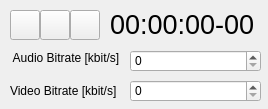
Old version of the form src/video_capture_window.ui in the repository ThKattanek/emu64.
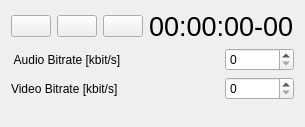
New version of the form. Icons and pictures are not drawn.

```diff
--- a/src/video_capture_window.ui
+++ b/src/video_capture_window.ui
@@ -6,28 +6,51 @@
    <rect>
     <x>0</x>
     <y>0</y>
-    <width>268</width>
-    <height>109</height>
+    <width>300</width>
+    <height>127</height>
    </rect>
   </property>
   <property name="font">
    <font>
-    <weight>50</weight>
     <bold>false</bold>
    </font>
   </property>
   <property name="windowTitle">
    <string>Video Aufnahme</string>
   </property>
+  <layout class="QGridLayout" name="gridLayout">
+   <item row="0" column="2">
+    <widget class="QPushButton" name="CaptureStop">
+     <property name="enabled">
+      <bool>true</bool>
+     </property>
+     <property name="focusPolicy">
+      <enum>Qt::NoFocus</enum>
+     </property>
+     <property name="text">
+      <string/>
+     </property>
+     <property name="icon">
+      <iconset resource="emu64.qrc">
+       <normaloff>:/grafik/video_rec_stop.png</normaloff>:/grafik/video_rec_stop.png</iconset>
+     </property>
+     <property name="iconSize">
+      <size>
+       <width>25</width>
+       <height>25</height>
+      </size>
+     </property>
+    </widget>
+   </item>
+   <item row="2" column="0" colspan="4">
+    <widget class="QLabel" name="label_2">
+     <property name="text">
+      <string>Video Bitrate [kbit/s]</string>
+     </property>
+    </widget>
+   </item>
+   <item row="0" column="0">
   <widget class="QPushButton" name="CaptureStart">
-   <property name="geometry">
-    <rect>
-     <x>10</x>
-     <y>10</y>
-     <width>30</width>
-     <height>30</height>
-    </rect>
-   </property>
    <property name="focusPolicy">
     <enum>Qt::NoFocus</enum>
    </property>
@@ -45,15 +68,35 @@
     </size>
    </property>
   </widget>
+   </item>
+   <item row="1" column="4">
+    <widget class="QSpinBox" name="AudioBitrate"/>
+   </item>
+   <item row="1" column="0" colspan="4">
+    <widget class="QLabel" name="label">
+     <property name="text">
+      <string> Audio Bitrate [kbit/s]</string>
+     </property>
+    </widget>
+   </item>
+   <item row="0" column="3" colspan="2">
+    <widget class="QLabel" name="TimeOutput">
+     <property name="enabled">
+      <bool>true</bool>
+     </property>
+     <property name="font">
+      <font>
+       <pointsize>20</pointsize>
+       <bold>false</bold>
+      </font>
+     </property>
+     <property name="text">
+      <string>00:00:00-00</string>
+     </property>
+    </widget>
+   </item>
+   <item row="0" column="1">
   <widget class="QPushButton" name="CapturePause">
-   <property name="geometry">
-    <rect>
-     <x>40</x>
-     <y>10</y>
-     <width>30</width>
-     <height>30</height>
-    </rect>
-   </property>
    <property name="focusPolicy">
     <enum>Qt::NoFocus</enum>
    </property>
@@ -78,104 +121,37 @@
     <bool>false</bool>
    </property>
   </widget>
-  <widget class="QPushButton" name="CaptureStop">
-   <property name="enabled">
-    <bool>true</bool>
-   </property>
-   <property name="geometry">
-    <rect>
-     <x>70</x>
-     <y>10</y>
-     <width>30</width>
-     <height>30</height>
-    </rect>
-   </property>
-   <property name="focusPolicy">
-    <enum>Qt::NoFocus</enum>
-   </property>
-   <property name="text">
-    <string/>
-   </property>
-   <property name="icon">
-    <iconset resource="emu64.qrc">
-     <normaloff>:/grafik/video_rec_stop.png</normaloff>:/grafik/video_rec_stop.png</iconset>
-   </property>
-   <property name="iconSize">
+   </item>
+   <item row="2" column="4">
+    <widget class="QSpinBox" name="VideoBitrate"/>
+   </item>
+   <item row="3" column="0">
+    <spacer name="verticalSpacer">
+     <property name="orientation">
+      <enum>Qt::Vertical</enum>
+     </property>
+     <property name="sizeHint" stdset="0">
+      <size>
+       <width>20</width>
+       <height>40</height>
+      </size>
+     </property>
+    </spacer>
+   </item>
+   <item row="1" column="5">
+    <spacer name="horizontalSpacer">
+     <property name="orientation">
+      <enum>Qt::Horizontal</enum>
+     </property>
+     <property name="sizeHint" stdset="0">
     <size>
-     <width>25</width>
-     <height>25</height>
-    </size>
-   </property>
-  </widget>
-  <widget class="QLabel" name="TimeOutput">
-   <property name="enabled">
-    <bool>true</bool>
-   </property>
-   <property name="geometry">
-    <rect>
-     <x>110</x>
-     <y>9</y>
-     <width>151</width>
-     <height>31</height>
-    </rect>
-   </property>
-   <property name="font">
-    <font>
-     <pointsize>20</pointsize>
-     <weight>50</weight>
-     <bold>false</bold>
-    </font>
-   </property>
-   <property name="text">
-    <string>00:00:00-00</string>
-   </property>
-  </widget>
-  <widget class="QLabel" name="label">
-   <property name="geometry">
-    <rect>
-     <x>10</x>
-     <y>47</y>
-     <width>121</width>
-     <height>21</height>
-    </rect>
-   </property>
-   <property name="text">
-    <string> Audio Bitrate [kbit/s]</string>
-   </property>
-  </widget>
-  <widget class="QLabel" name="label_2">
-   <property name="geometry">
-    <rect>
-     <x>10</x>
-     <y>80</y>
-     <width>121</width>
-     <height>21</height>
-    </rect>
-   </property>
-   <property name="text">
-    <string>Video Bitrate [kbit/s]</string>
-   </property>
-  </widget>
-  <widget class="QSpinBox" name="AudioBitrate">
-   <property name="geometry">
-    <rect>
-     <x>130</x>
-     <y>50</y>
-     <width>131</width>
-     <height>22</height>
-    </rect>
-   </property>
-  </widget>
-  <widget class="QSpinBox" name="VideoBitrate">
-   <property name="geometry">
-    <rect>
-     <x>130</x>
-     <y>80</y>
-     <width>131</width>
-     <height>22</height>
-    </rect>
-   </property>
-  </widget>
+       <width>40</width>
+       <height>20</height>
+      </size>
+     </property>
+    </spacer>
+   </item>
+  </layout>
  </widget>
  <resources>
   <include location="emu64.qrc"/>
```
Lines whose indentation alone changed are shown as unchanged.
